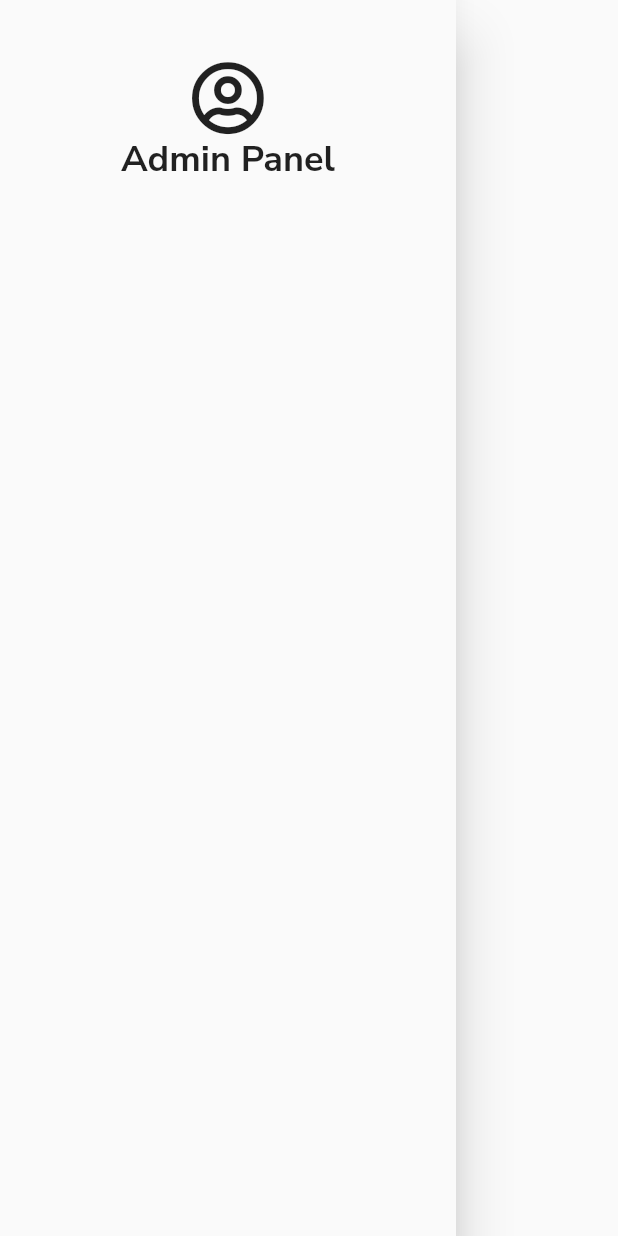
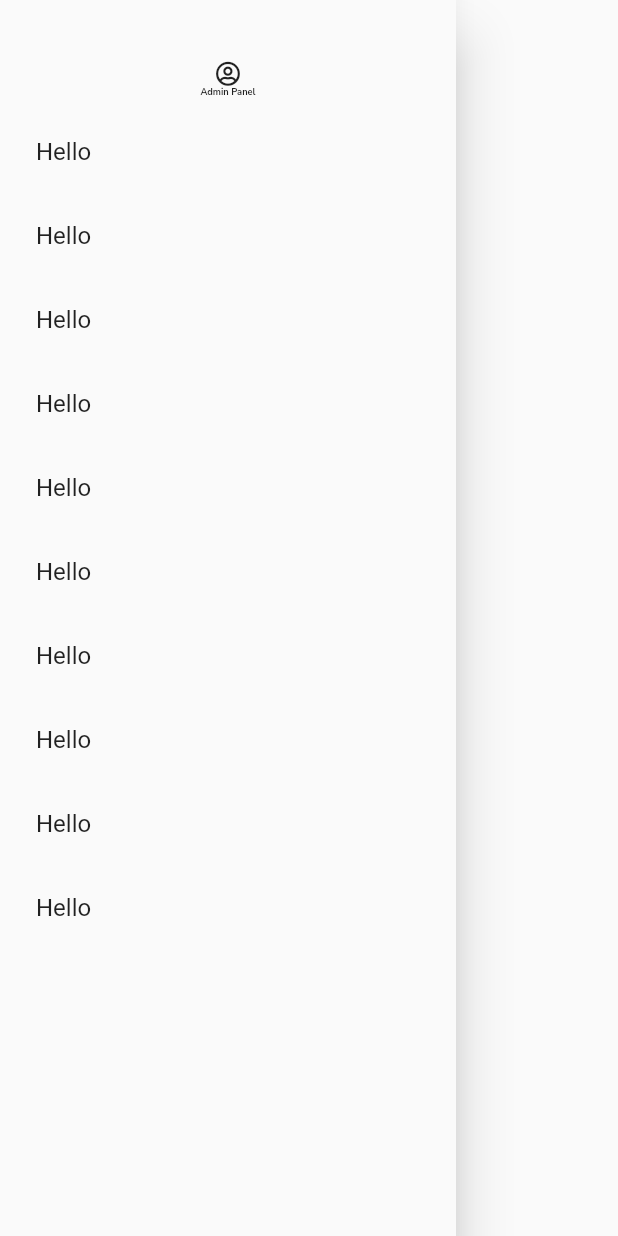
Before and after one commit to rajbahakdanyu/adminpanel_flutter, a Flutter app: the SideDrawer widget shown alone on an empty page, opened directly, on a phone screen of 412 x 824 dp. Run offline on Flutter 3.47's test engine with Material 2 defaults, Android fonts, the phone set to English and light mode, and no system bars; our stand-ins replace font_awesome_flutter, google_fonts; missing offline and left inert: bitsdojo_window.

Commit message:
Added list in drawer

```diff
--- a/lib/widgets/drawer.dart
+++ b/lib/widgets/drawer.dart
@@ -12,12 +12,28 @@ class SideDrawer extends StatelessWidget {
           SizedBox(height: MediaQuery.of(context).size.height * .05),
           FaIcon(
             FontAwesomeIcons.userCircle,
-            size: MediaQuery.of(context).size.height * .06,
+            size: MediaQuery.of(context).size.width * .04,
           ),
           Text(
             'Admin Panel',
-            style: Theme.of(context).textTheme.headline5,
+            style: Theme.of(context).textTheme.headline5!.copyWith(
+                  fontSize: MediaQuery.of(context).size.width * .015,
+                ),
           ),
+          Padding(
+            padding: const EdgeInsets.all(8.0),
+            child: SizedBox(
+              height: MediaQuery.of(context).size.height * .7,
+              child: ListView.builder(
+                itemCount: 10,
+                itemBuilder: (context, index) {
+                  return const ListTile(
+                    title: Text('Hello'),
+                  );
+                },
+              ),
+            ),
+          )
         ],
       ),
     );
```
